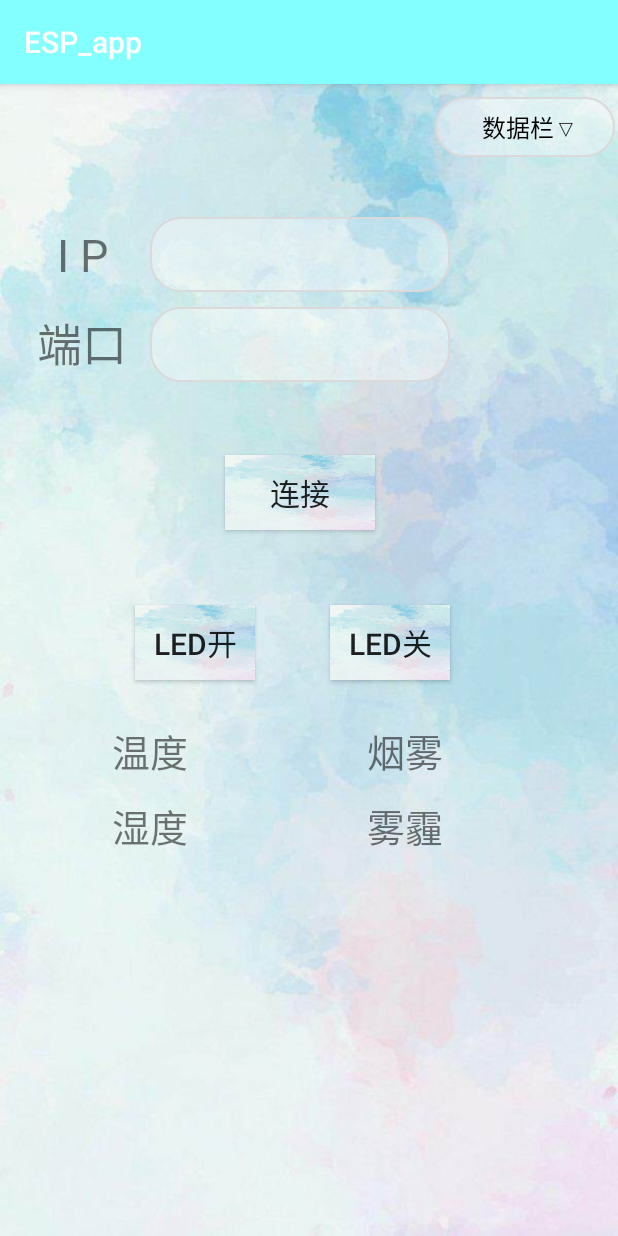
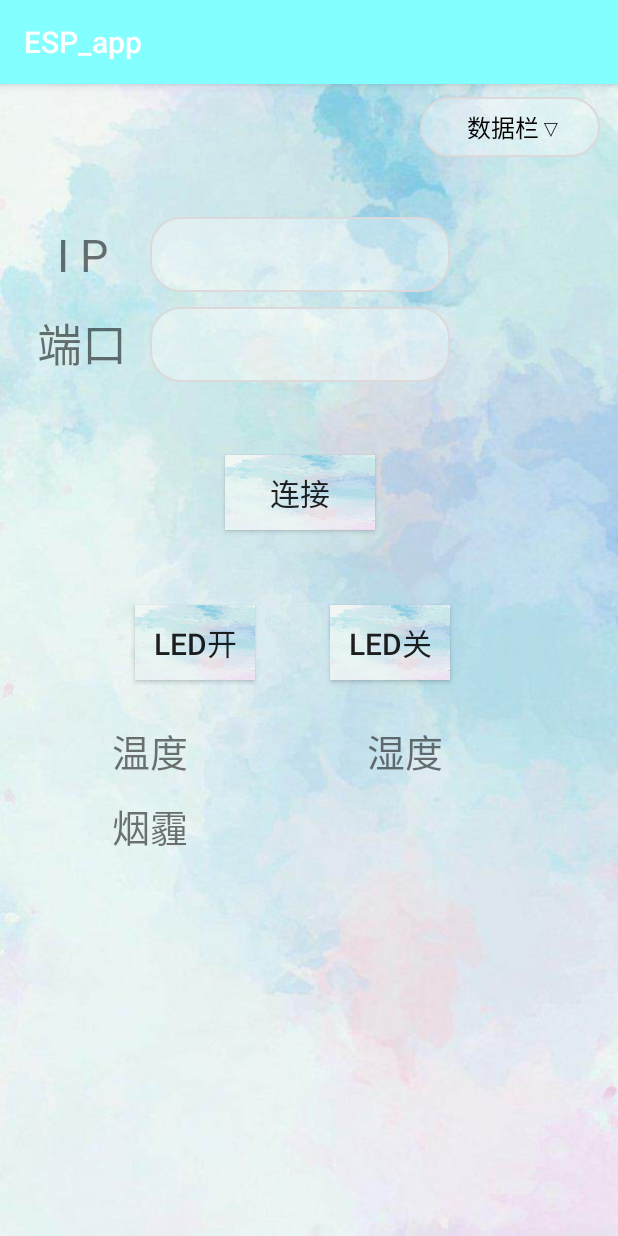
Before and after one commit to TJUamoeba/CDP2, an Android app: the screen it shows after launch (SpinnerActicity), after a tap on "LED开", on a phone screen of 412 x 824 dp. Run offline under Robolectric (Android 15) with nearby library versions, the phone set to English and light mode, and no system bars.

Commit message:
APP温湿度，烟霾以及主界面更新功能完成

```diff
--- a/app/src/main/java/com/example/esp_app/SpinnerActicity.java
+++ b/app/src/main/java/com/example/esp_app/SpinnerActicity.java
@@ -39,6 +39,7 @@ public class SpinnerActicity extends AppCompatActivity implements OnItemSelected
     public Socket socket;  //套接字
     private TextView temtxt;
     private TextView wattxt;
+    private TextView hazetxt;
     private Timer timer;
     private BufferedReader buf;
     public ConnectThread mConnectThread; //Tcp连接线程
@@ -46,8 +47,10 @@ public class SpinnerActicity extends AppCompatActivity implements OnItemSelected
     SharedPreferences sharedPreferences;
     public final static String Pre_IP = "PREF_IP_ADDRESS";
     public final static String Pre_PORT = "PREF_PORT_NUMBER";
-    public int[] TemData = new int[4096];
-    public int[] WatData = new int[4096];
+    private int[] TemData = new int[4096];
+    private int[] WatData = new int[4096];
+    private String[] HazeData = new String[4096];
+    private int ifFire=0;
     private int length = 0;
 
     @Override
@@ -65,8 +68,9 @@ public class SpinnerActicity extends AppCompatActivity implements OnItemSelected
         port = (EditText) findViewById(R.id.port_num);
         temtxt = (TextView) findViewById(R.id.tem_txt);
         wattxt = (TextView) findViewById(R.id.wat_txt);
+        hazetxt=(TextView)findViewById(R.id.haze_txt);
 
-        String[] arr = {"数据栏▽", "温湿数据", "烟霾数据", "火焰指数"};
+        String[] arr = {"数据栏▽", "温湿数据", "烟霾数据", "火焰情况","关于我们"};
         ArrayAdapter<String> adapter = new ArrayAdapter<String>(this, android.R.layout.simple_spinner_dropdown_item, arr);
 
 
@@ -78,8 +82,10 @@ public class SpinnerActicity extends AppCompatActivity implements OnItemSelected
                 new Thread() {
                     public void run() {
                         try {
+                            String str = "1";
+                            byte[] tem = str.getBytes();
                             mConnectThread.OutPut();
-                            mConnectThread.out.write(1);
+                            mConnectThread.out.write(tem);
                         } catch (Exception e) {
                             e.printStackTrace();
                         }
@@ -94,8 +100,10 @@ public class SpinnerActicity extends AppCompatActivity implements OnItemSelected
                 new Thread() {
                     public void run() {
                         try {
+                            String str = "0";
+                            byte[] tem = str.getBytes();
                             mConnectThread.OutPut();
-                            mConnectThread.out.write(0);
+                            mConnectThread.out.write(tem);
                         } catch (Exception e) {
                             e.printStackTrace();
                         }
@@ -120,7 +128,9 @@ public class SpinnerActicity extends AppCompatActivity implements OnItemSelected
                 try {
                     if (socket != null && socket.isConnected()) {
                         mConnectThread.out = socket.getOutputStream();
-                        mConnectThread.out.write(2);
+                        String str = "2";
+                        byte[] tem = str.getBytes();
+                        mConnectThread.out.write(tem);
                         ReceiveThread receiveThread = new ReceiveThread();
                         receiveThread.start();
                     }
@@ -190,12 +200,24 @@ public class SpinnerActicity extends AppCompatActivity implements OnItemSelected
 
             case "烟霾数据": {
                 Intent intent = new Intent(SpinnerActicity.this, HazeActiviy.class);
+                Bundle bundle=new Bundle();
+                bundle.putStringArray("HazeData",HazeData);
+                bundle.putInt("length",length);
+                intent.putExtras(bundle);
                 startActivity(intent);
                 break;
             }
 
-            case "火焰指数": {
+            case "火焰情况": {
                 Intent intent = new Intent(SpinnerActicity.this, FireActivity.class);
+                Bundle bundle=new Bundle();
+                bundle.putInt("ifFire",ifFire);
+                intent.putExtras(bundle);
+                startActivity(intent);
+                break;
+            }
+            case "关于我们":{
+                Intent intent=new Intent(SpinnerActicity.this,AboutActivity.class);
                 startActivity(intent);
                 break;
             }
@@ -275,14 +297,18 @@ public class SpinnerActicity extends AppCompatActivity implements OnItemSelected
                     }
                     s = sb.toString();
                     String[] slist = s.split(",");
-                    if (slist.length == 2) {
+                    if(slist.length==4){
                         TemData[length] = Integer.valueOf(slist[0]);
                         WatData[length] = Integer.valueOf(slist[1]);
-                        System.out.println("Received: " + TemData[length] + " " + slist[1]);
+                        HazeData[length]=slist[2];
+                        ifFire=Integer.valueOf(slist[3]);
+                        System.out.println("Received: " + TemData[length] + " " + WatData[length]+" "+ HazeData[length]+" "+ifFire);
+                        //主界面显示温湿度数据
                         temtxt.setText(String.valueOf(TemData[length]));
                         wattxt.setText(String.valueOf(WatData[length]));
-                        System.out.println("St" + TemData[length]);
-                        System.out.println(WatData[length]);
+                        hazetxt.setText(String.valueOf(HazeData[length]));
+
+                        //测试数据
                         System.out.println(length);
                         length++;
                     }
--- a/app/src/main/res/layout/activity_main.xml
+++ b/app/src/main/res/layout/activity_main.xml
@@ -100,39 +100,20 @@
         android:singleLine="true"
         ></TextView>
 
-    <TextView
-        android:layout_width="80dp"
-        android:layout_height="40dp"
-        android:layout_marginLeft="-170dp"
-        android:layout_marginTop="470dp"
-        android:gravity="center"
-        android:text="湿度"
-        android:textSize="25sp"></TextView>
-
-    <TextView
-        android:id="@+id/wat_txt"
-        android:layout_width="90dp"
-        android:layout_height="40dp"
-        android:layout_marginTop="467dp"
-        android:background="@null"
-        android:textSize="25sp"
-        android:lines="1"
-        android:singleLine="true"
-        ></TextView>
 
     <TextView
         android:layout_width="80dp"
         android:layout_height="40dp"
         android:layout_marginTop="420dp"
         android:gravity="center"
-        android:text="烟雾"
+        android:text="湿度"
         android:textSize="25sp"
         ></TextView>
 
     <TextView
         android:layout_width="80dp"
         android:layout_height="40dp"
-        android:id="@+id/smo_txt"
+        android:id="@+id/wat_txt"
         android:layout_marginTop="418dp"
         android:background="@null"
         android:textSize="25sp"
@@ -144,17 +125,17 @@
         android:layout_width="80dp"
         android:layout_height="40dp"
         android:layout_marginTop="470dp"
-        android:layout_marginLeft="-160dp"
+        android:layout_marginLeft="-330dp"
         android:gravity="center"
-        android:text="雾霾"
+        android:text="烟霾"
         android:textSize="25sp"
         ></TextView>
 
     <TextView
-        android:layout_width="80dp"
+        android:layout_width="90dp"
         android:layout_height="40dp"
         android:id="@+id/haze_txt"
-        android:layout_marginTop="467dp"
+        android:layout_marginTop="468dp"
         android:background="@null"
         android:textSize="25sp"
         android:lines="1"
@@ -165,7 +146,7 @@
         android:id="@+id/spi_list"
         android:layout_width="120dp"
         android:layout_height="40dp"
-        android:layout_marginLeft="-100dp"
+        android:layout_marginLeft="50dp"
         android:background="@drawable/but"
         android:dropDownWidth="150dp"
         android:entries="@array/functions"
```
Also changed, not shown: app/src/main/java/com/example/esp_app/HazeActiviy.java (+77 -32 lines), app/src/main/java/com/example/esp_app/HumitureActivity.java (+57 -57 lines).
